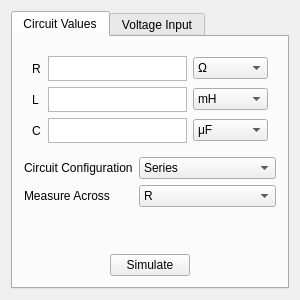
The window that graphical-rlc/CircuitOptions.ui (blaksmith205/graphical-rlc) describes before a commit, drawn with Qt 5.
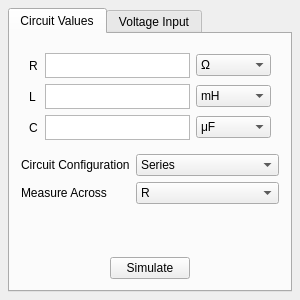
The same window after the commit. The open tabs and pages were chosen to show the change.

Commit message: Re-Adds circuit preview update when config changes

```diff
--- a/graphical-rlc/CircuitOptions.ui
+++ b/graphical-rlc/CircuitOptions.ui
@@ -20,6 +20,18 @@
    <string>CircuitOptions</string>
   </property>
   <layout class="QVBoxLayout" name="verticalLayout">
+   <property name="leftMargin">
+    <number>8</number>
+   </property>
+   <property name="topMargin">
+    <number>8</number>
+   </property>
+   <property name="rightMargin">
+    <number>8</number>
+   </property>
+   <property name="bottomMargin">
+    <number>8</number>
+   </property>
    <item>
     <widget class="QTabWidget" name="tabWidget">
      <property name="minimumSize">
```
Left out of the diff: 2 changed lines with no effect on the pictures. The commit also changes 11 other files.
